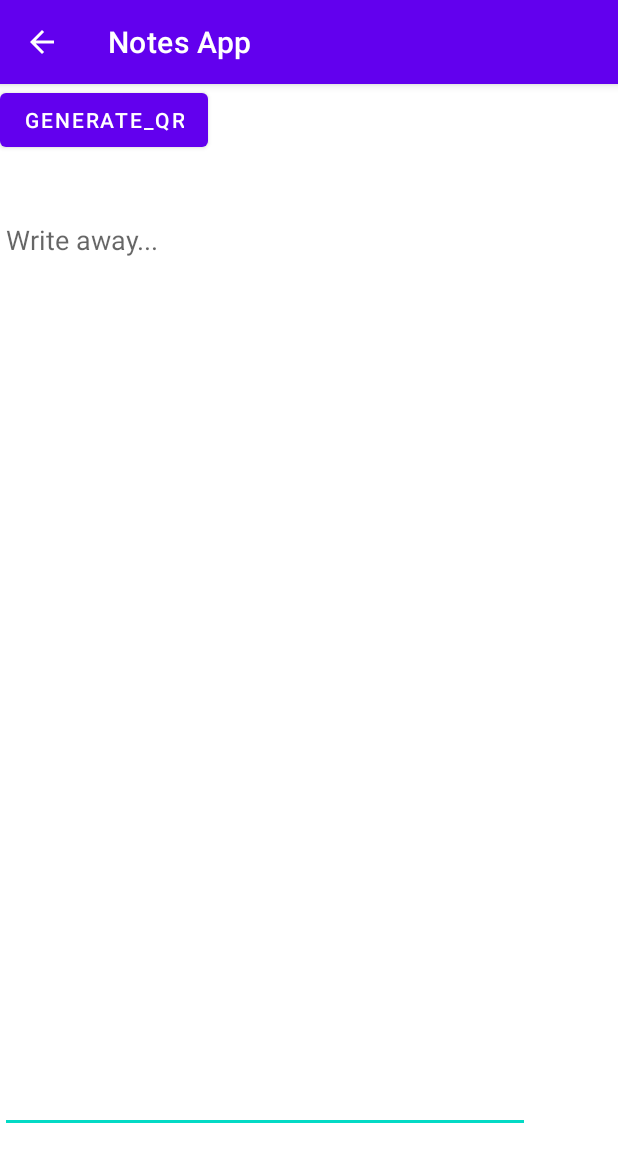
After one commit to choboribi/noteapp, an Android app: the NoteViewActivity screen opened directly, with no data from a screen before it, on a phone screen of 412 x 824 dp. The commit adds this screen. Shown: the top 1162 px of the screen. Run offline under Robolectric (Android 15) with nearby library versions, the phone set to English and light mode, and no system bars; our stand-ins replace Room's generated code; 1 statement that could not run was skipped.

Commit message:
idk why NoteViewActivity ln29 doesn't work

```diff
--- /dev/null
+++ b/app/src/main/java/com/example/notesapp/NoteViewActivity.kt
@@ -0,0 +1,60 @@
+package com.example.notesapp
+
+import Adapter.NotesAdapter
+import android.content.Intent
+import androidx.appcompat.app.AppCompatActivity
+import android.os.Bundle
+import android.widget.EditText
+import androidx.room.Room
+import com.example.notesapp.databinding.ActivityMainBinding
+import com.example.notesapp.databinding.ActivityNoteViewBinding
+import com.example.notesapp.NoteViewActivity
+import entities.NoteDao
+import entities.Note
+import kotlinx.coroutines.launch
+import kotlinx.coroutines.runBlocking
+
+
+class NoteViewActivity : AppCompatActivity() {
+    private lateinit var binding: ActivityNoteViewBinding
+    private val db = Room.databaseBuilder(applicationContext, AppDatabase::class.java, AppDatabase.name).build()
+    override fun onCreate(savedInstanceState: Bundle?) {
+        super.onCreate(savedInstanceState)
+        binding = ActivityNoteViewBinding.inflate(layoutInflater)
+        setContentView(binding.root)
+
+        var getBody = intent.getStringExtra("body")
+
+        if (getBody != null) {
+            binding.editTextTextMultiLine.setText(getBody)
+        }
+
+        binding.generateQr.setOnClickListener {
+
+            val intent = Intent(this, DisplayQRActivity::class.java)
+            println(binding.editTextTextMultiLine.text)
+            intent.putExtra("test",binding.editTextTextMultiLine.text.toString())
+
+            startActivity(intent)
+
+        }
+    }
+
+    override fun onStop() {
+        super.onStop()
+
+        runOnIO {
+            var tempNote = db.noteDao().getNote(intent.getLongExtra("note", -1))
+            tempNote.body = binding.editTextTextMultiLine.text.toString()
+            db.noteDao().update(tempNote)
+        }
+/*        fun save() = runBlocking {
+            launch {
+                var currentNote = db.noteDao().getNote(intent.getLongExtra("note", -1))
+
+            }
+        }*/
+
+
+    }
+}
--- a/app/src/main/java/com/example/notesapp/NotesActivity.kt
+++ b/app/src/main/java/com/example/notesapp/NotesActivity.kt
@@ -14,7 +14,6 @@ class NotesActivity : AppCompatActivity() {
     private var parentSetId: Long = -1
 
     override fun onCreate(savedInstanceState: Bundle?) {
-        println("DO YOU SEE ME")
         super.onCreate(savedInstanceState)
         binding = ActivityNotesBinding.inflate(layoutInflater)
         val view = binding.root
@@ -23,7 +22,6 @@ class NotesActivity : AppCompatActivity() {
         //get id from folder tapped
         parentSetId = intent.getLongExtra(PARENT_SET_ID_TAG, -1)
         val db = Room.databaseBuilder(applicationContext, AppDatabase::class.java, AppDatabase.name).build()
-
         //set up list of notes
         binding.notesRecyclerView.adapter = NotesAdapter(parentSetId, db.noteDao())
 
--- a/app/src/main/java/com/example/notesapp/QRCode.kt
+++ b/app/src/main/java/com/example/notesapp/QRCode.kt
@@ -6,6 +6,6 @@ import android.os.Bundle
 class QRCode : AppCompatActivity() {
     override fun onCreate(savedInstanceState: Bundle?) {
         super.onCreate(savedInstanceState)
-        setContentView(R.layout.activity_qrcode)
+        setContentView(R.layout.activity_display_qr)
     }
 }
--- a/app/src/main/java/entities/Note.kt
+++ b/app/src/main/java/entities/Note.kt
@@ -4,7 +4,7 @@ import androidx.room.*
 
 @Entity
 data class Note(var title: String,
-                var text: String,
+                var body: String,
                 val parentSetId: Long,
                 @PrimaryKey(autoGenerate = true) val id: Long? = null
 )
@@ -13,6 +13,9 @@ data class Note(var title: String,
 interface NoteDao {
     @Query("select * from note where parentSetId = :setId")
     suspend fun getForSet(setId: Long): List<Note>
+
+    @Query("select * from note where id = :passedId")
+    suspend fun getNote(passedId: Long): Note
 
     @Insert
     suspend fun insert(note: Note): Long
--- /dev/null
+++ b/app/src/main/res/layout/activity_note_view.xml
@@ -0,0 +1,29 @@
+<?xml version="1.0" encoding="utf-8"?>
+<androidx.constraintlayout.widget.ConstraintLayout
+    xmlns:android="http://schemas.android.com/apk/res/android"
+    xmlns:tools="http://schemas.android.com/tools"
+    xmlns:app="http://schemas.android.com/apk/res-auto"
+    android:layout_width="match_parent"
+    android:layout_height="match_parent"
+    tools:context=".NoteViewActivity">
+
+    <EditText
+        android:id="@+id/editTextTextMultiLine"
+        android:hint="Write away..."
+        android:layout_width="353dp"
+        android:layout_height="618dp"
+        android:layout_marginTop="33dp"
+        android:ems="10"
+        android:gravity="start|top"
+        android:inputType="textMultiLine"
+        app:layout_constraintTop_toBottomOf="@+id/generate_qr"
+        tools:layout_editor_absoluteX="29dp" />
+
+    <Button
+        android:id="@+id/generate_qr"
+        android:layout_width="wrap_content"
+        android:layout_height="wrap_content"
+        android:text="generate_qr"
+        tools:layout_editor_absoluteX="16dp"
+        tools:layout_editor_absoluteY="16dp" />
+</androidx.constraintlayout.widget.ConstraintLayout>
```
Also changed, not shown: app/src/main/AndroidManifest.xml (+9 -0 lines), app/src/main/java/adapter/NotesAdapter.kt (+16 -3 lines), app/src/main/java/com/example/notesapp/DisplayQRActivity.kt (added, +23 -0 lines), app/src/main/res/layout/activity_display_qr.xml (renamed from app/src/main/res/layout/activity_qrcode.xml, +9 -1 lines), 1 other file.
